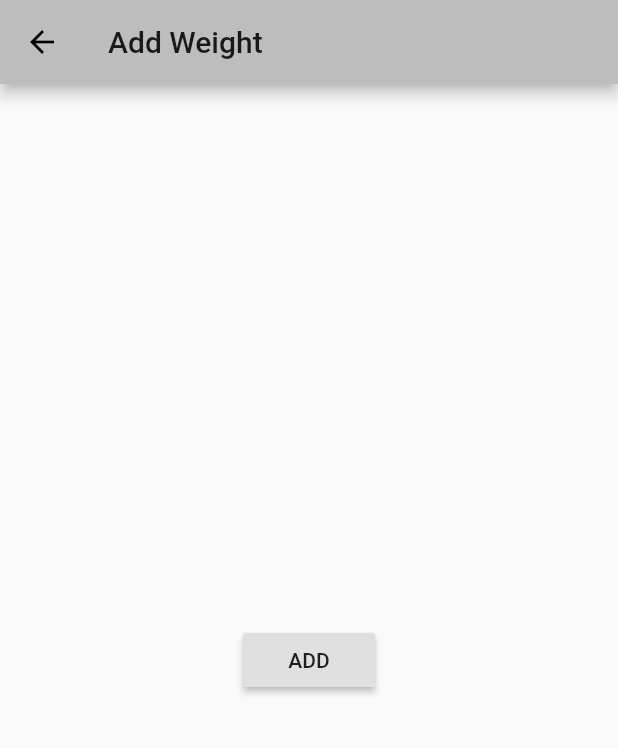
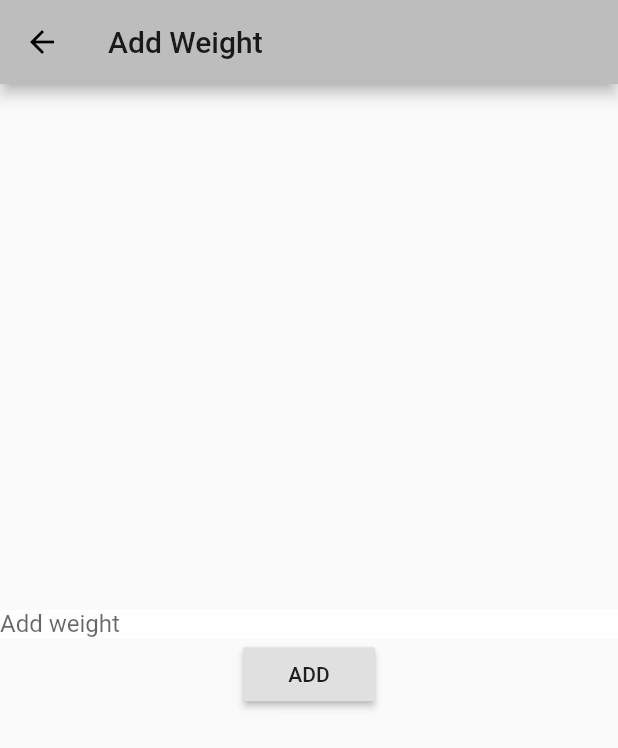
Before and after one commit to alorma/WeightControl, a Flutter app: the AddWeightScreen screen opened by its route, on a phone screen of 412 x 824 dp. Shown: the top 748 px of the screen. Run offline on Flutter 3.47's test engine with Material 2 defaults, Android fonts, the phone set to English and light mode, and no system bars.

Commit message:
Enter data

```diff
--- a/lib/add_weight.dart
+++ b/lib/add_weight.dart
@@ -2,6 +2,8 @@ import 'package:flutter/material.dart';
 import 'weight_value.dart';
 
 class AddWeightScreen extends StatelessWidget {
+  final TextEditingController _textController = new TextEditingController();
+
   @override
   Widget build(BuildContext context) {
     return new Scaffold(
@@ -11,9 +13,14 @@ class AddWeightScreen extends StatelessWidget {
             child: new Column(
           mainAxisAlignment: MainAxisAlignment.center,
           children: <Widget>[
+            new Container(
+              decoration: new BoxDecoration(color: Theme.of(context).cardColor),
+              child: _buildSendInput(),
+            ),
             new RaisedButton(
                 onPressed: () {
-                  WeightValue value = new WeightValue(24.0, new DateTime.now());
+                  String textValue = _textController.text;
+                  WeightValue value = new WeightValue(double.parse(textValue), new DateTime.now());
                   Navigator.of(context).pop(value);
                 },
                 child: new Text("ADD"))
@@ -22,4 +29,9 @@ class AddWeightScreen extends StatelessWidget {
       ),
     );
   }
+
+  Widget _buildSendInput() => new TextField(
+      controller: _textController,
+      decoration: new InputDecoration.collapsed(hintText: "Add weight"),
+      keyboardType: TextInputType.number);
 }
```
